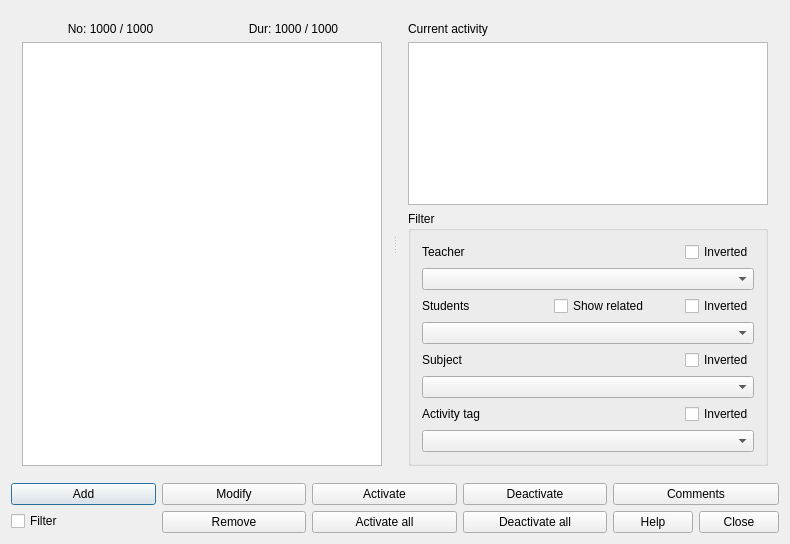
Before: the Qt Designer form fet/src/interface/activitiesform_template.ui in vonmecheln/fet, drawn with Qt 5.
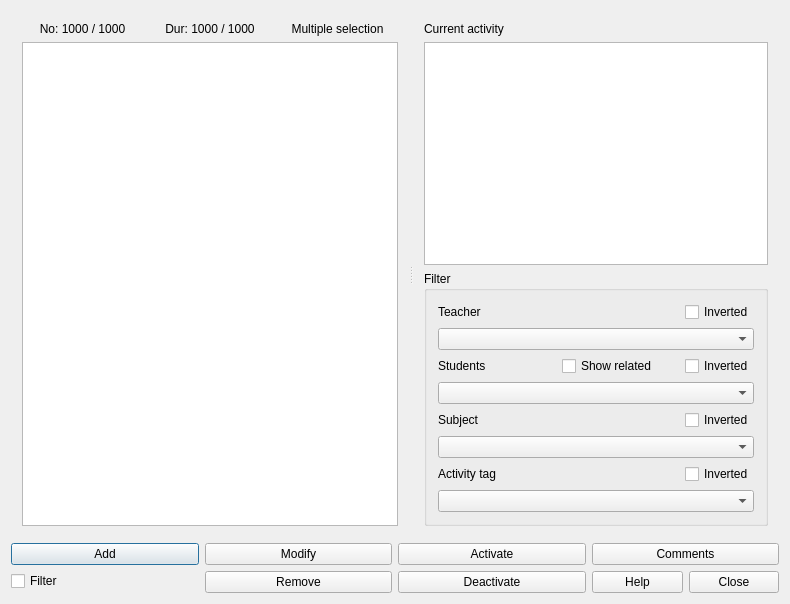
After: the same form once the commit is applied.

```diff
--- a/fet/src/interface/activitiesform_template.ui
+++ b/fet/src/interface/activitiesform_template.ui
@@ -7,21 +7,29 @@
     <x>0</x>
     <y>0</y>
     <width>790</width>
-    <height>544</height>
+    <height>604</height>
    </rect>
   </property>
   <property name="windowTitle">
    <string extracomment="This is the title of the activities dialog">Activities dialog</string>
   </property>
-  <layout class="QGridLayout" name="gridLayout_3">
+  <layout class="QGridLayout" name="gridLayout_2">
    <item row="0" column="0">
     <widget class="QSplitter" name="splitter">
+     <property name="sizePolicy">
+      <sizepolicy hsizetype="Expanding" vsizetype="Expanding">
+       <horstretch>0</horstretch>
+       <verstretch>0</verstretch>
+      </sizepolicy>
+     </property>
      <property name="orientation">
       <enum>Qt::Horizontal</enum>
      </property>
      <widget class="QWidget" name="layoutWidget">
-      <layout class="QGridLayout" name="gridLayout_2">
-       <item row="0" column="0">
+      <layout class="QVBoxLayout" name="verticalLayout_5">
+       <item>
+        <layout class="QHBoxLayout" name="horizontalLayout_7">
+         <item>
         <widget class="QLabel" name="numberTextLabel">
          <property name="text">
           <string notr="true">No: 1000 / 1000</string>
@@ -34,7 +42,7 @@
          </property>
         </widget>
        </item>
-       <item row="0" column="1">
+         <item>
         <widget class="QLabel" name="durationTextLabel">
          <property name="text">
           <string notr="true">Dur: 1000 / 1000</string>
@@ -47,7 +55,19 @@
          </property>
         </widget>
        </item>
-       <item row="1" column="0" colspan="2">
+         <item>
+          <widget class="QLabel" name="mSLabel">
+           <property name="text">
+            <string comment="The list can have multiple selection. Keep translation short.">Multiple selection</string>
+           </property>
+           <property name="alignment">
+            <set>Qt::AlignCenter</set>
+           </property>
+          </widget>
+         </item>
+        </layout>
+       </item>
+       <item>
         <widget class="QListWidget" name="activitiesListWidget"/>
        </item>
       </layout>
@@ -273,23 +293,6 @@
         </widget>
        </item>
        <item>
-        <widget class="QPushButton" name="activateAllPushButton">
-         <property name="sizePolicy">
-          <sizepolicy hsizetype="Minimum" vsizetype="Fixed">
-           <horstretch>0</horstretch>
-           <verstretch>0</verstretch>
-          </sizepolicy>
-         </property>
-         <property name="text">
-          <string comment="Refers to activating all the listed activities">Activate all</string>
-         </property>
-        </widget>
-       </item>
-      </layout>
-     </item>
-     <item>
-      <layout class="QVBoxLayout" name="verticalLayout_5">
-       <item>
         <widget class="QPushButton" name="deactivatePushButton">
          <property name="sizePolicy">
           <sizepolicy hsizetype="Minimum" vsizetype="Fixed">
@@ -302,19 +305,6 @@
          </property>
         </widget>
        </item>
-       <item>
-        <widget class="QPushButton" name="deactivateAllPushButton">
-         <property name="sizePolicy">
-          <sizepolicy hsizetype="Minimum" vsizetype="Fixed">
-           <horstretch>0</horstretch>
-           <verstretch>0</verstretch>
-          </sizepolicy>
-         </property>
-         <property name="text">
-          <string comment="Refers to deactivating all the listed activities">Deactivate all</string>
-         </property>
-        </widget>
-       </item>
       </layout>
      </item>
      <item>
```
Left out of the diff: 2 changed lines with no effect on the pictures. Lines whose indentation alone changed are shown as unchanged.
